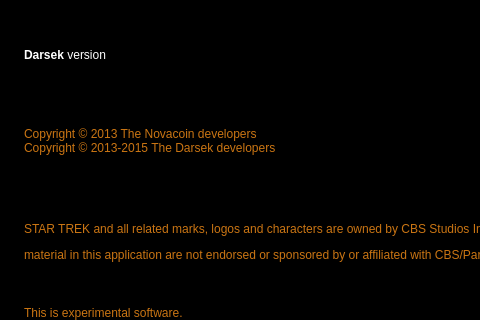
Before: the Qt Designer form src/qt/forms/aboutdialog.ui in scificrypto/Darsek, drawn with Qt 5; both pictures show x 0 to 480 and y 0 to 320 of the 1291 by 429 pixel window.
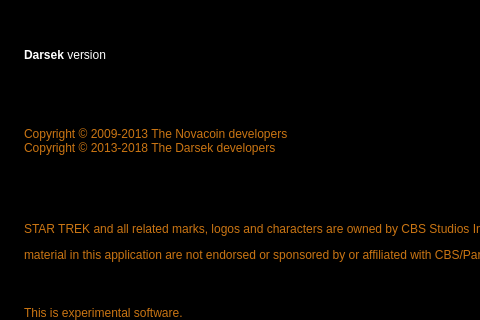
After: the same form once the commit is applied. Icons and pictures are not drawn.

The edit to the form file:
```diff
--- a/src/qt/forms/aboutdialog.ui
+++ b/src/qt/forms/aboutdialog.ui
@@ -394,8 +394,8 @@
         <string notr="true">background-color: rgb(0, 0, 0);</string>
        </property>
        <property name="text">
-        <string>Copyright © 2013 The Novacoin developers
-Copyright © 2013-2015 The Darsek developers
+        <string>Copyright © 2009-2013 The Novacoin developers
+Copyright © 2013-2018 The Darsek developers
 </string>
        </property>
        <property name="margin">
```
